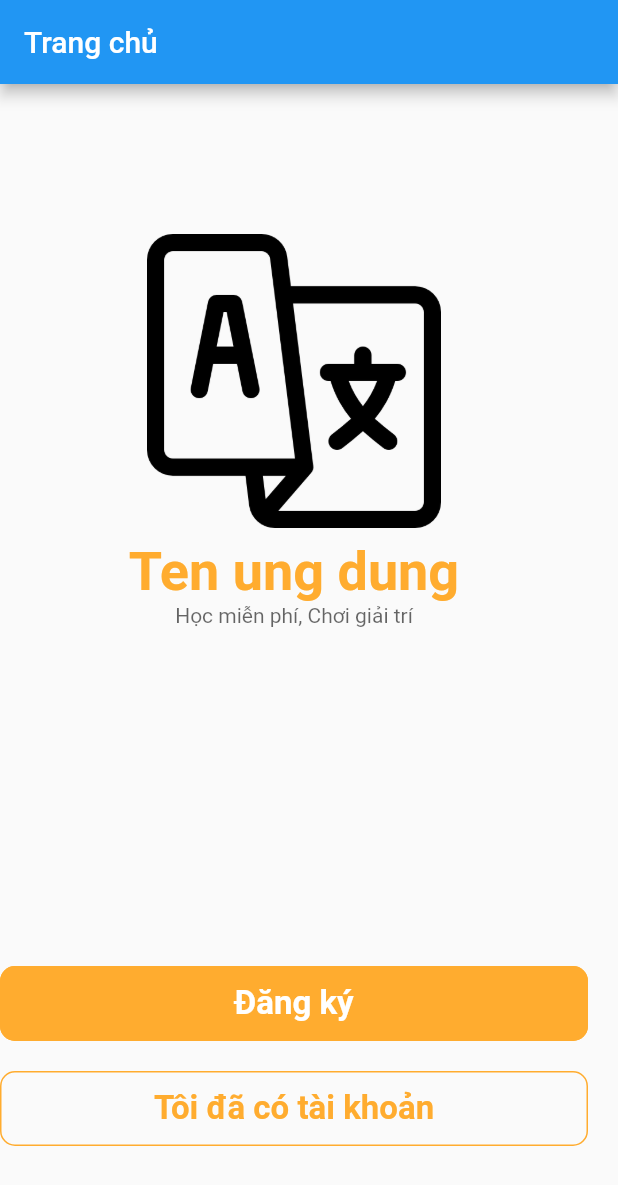
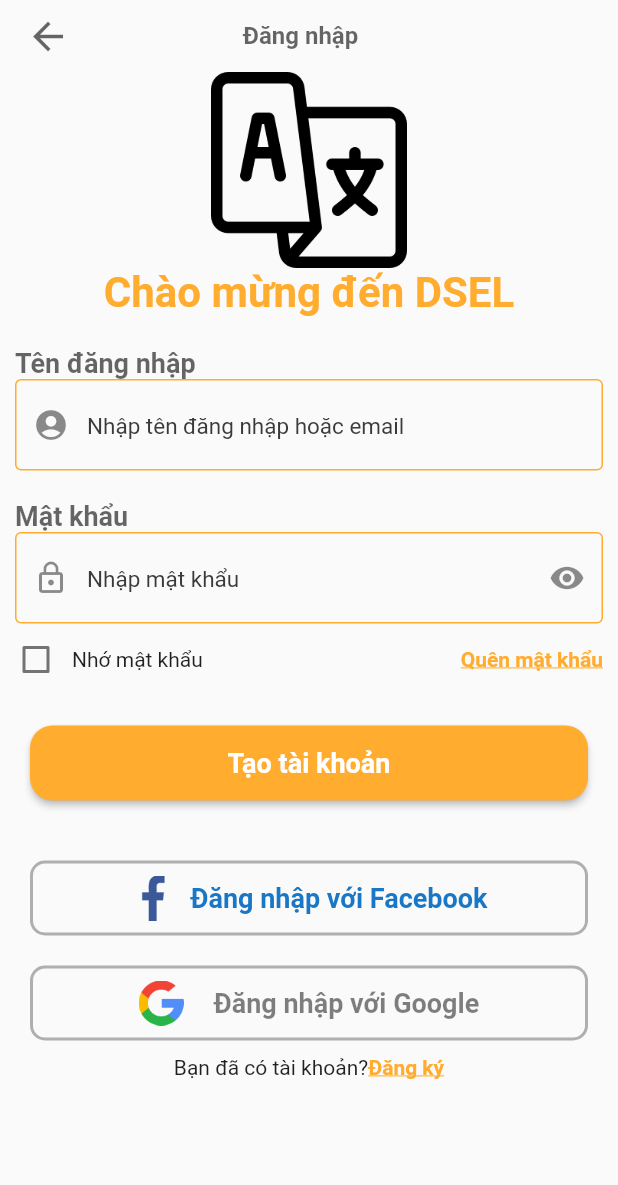
Before and after one commit to NhutHoa13/DEV_KHA, a Flutter app: the screen it shows after launch, on a phone screen of 412 x 824 dp. Shown: the top 1185 px of the screen. Run offline on Flutter 3.47's test engine with Material 2 defaults, Android fonts, the phone set to English and light mode, and no system bars.

Commit message:
Thêm màn hình Đăng nhập

```diff
--- /dev/null
+++ b/DA_Moble/lib/Screen/Dangnhap.dart
@@ -0,0 +1,313 @@
+import 'package:flutter/material.dart';
+import 'package:flutter/src/widgets/container.dart';
+
+class DangnhapScreen extends StatefulWidget {
+  const DangnhapScreen({super.key});
+
+  @override
+  State<DangnhapScreen> createState() => _DangnhapScreenState();
+}
+
+class _DangnhapScreenState extends State<DangnhapScreen> {
+  var orange = Color.fromARGB(255, 255, 172, 47);
+  bool isChecked = false;
+  var style = Container(
+    decoration: BoxDecoration(
+      border: Border.all(
+        color: Colors.black.withOpacity(0.3),
+        style: BorderStyle.solid,
+        width: 2,
+      ),
+      color: Colors.transparent,
+      borderRadius: BorderRadius.circular(15.0),
+      //color: Color.fromARGB(255, 25, 119, 197)
+    ),
+  );
+  @override
+  Widget build(BuildContext context) {
+    var mlr = 20.0;
+    var r = MediaQuery.of(context).size.width - mlr;
+    var l = MediaQuery.of(context).size.width - mlr;
+    return Scaffold(
+      resizeToAvoidBottomInset: false,
+      body: Container(
+        child: Column(
+            //mainAxisAlignment: MainAxisAlignment.spaceBetween,
+
+            children: [
+              Column(
+                children: [
+                  Row(
+                    mainAxisAlignment: MainAxisAlignment.start,
+                    children: [
+                      Container(
+                        margin: EdgeInsets.fromLTRB(0, 0, r / 2 / 2, 0),
+                        child: TextButton(
+                          onPressed: () {},
+                          child: Icon(
+                            Icons.arrow_back,
+                            color: Colors.black.withOpacity(0.6),
+                            size: 30,
+                          ),
+                        ),
+                      ),
+                      Text(
+                        'Đăng nhập',
+                        style: TextStyle(
+                            fontWeight: FontWeight.bold,
+                            color: Colors.black.withOpacity(0.6),
+                            fontSize: 16),
+                      )
+                    ],
+                  ),
+                  Image(
+                    image: AssetImage('assets/images/language.png'),
+                    width: r / 3,
+                  ),
+                  Text(
+                    'Chào mừng đến DSEL',
+                    style: TextStyle(
+                        fontSize: 28,
+                        fontWeight: FontWeight.bold,
+                        color: orange),
+                  ),
+                ],
+              ),
+              Column(
+                children: [
+                  Padding(
+                    padding: const EdgeInsets.fromLTRB(10, 20, 10, 10),
+                    child: Column(
+                      crossAxisAlignment: CrossAxisAlignment.start,
+                      children: [
+                        Text(
+                          'Tên đăng nhập',
+                          style: TextStyle(
+                              fontSize: 18,
+                              fontWeight: FontWeight.bold,
+                              color: Colors.black.withOpacity(0.6)),
+                        ),
+                        TextField(
+                          style: TextStyle(
+                              fontSize: 18,
+                              color: Color.fromARGB(255, 0, 0, 0)),
+                          decoration: InputDecoration(
+                              enabledBorder: OutlineInputBorder(
+                                  borderSide: BorderSide(color: orange)),
+                              border: OutlineInputBorder(),
+                              hintText: "Nhập tên đăng nhập hoặc email",
+                              prefixIcon: (Icon(Icons.account_circle)),
+                              hintStyle: TextStyle(
+                                  color: Color.fromARGB(255, 58, 58, 58),
+                                  fontSize: 15)),
+                        ),
+                      ],
+                    ),
+                  ),
+                  Padding(
+                    padding: const EdgeInsets.fromLTRB(10, 10, 10, 0),
+                    child: Column(
+                      crossAxisAlignment: CrossAxisAlignment.start,
+                      children: [
+                        Text(
+                          'Mật khẩu',
+                          style: TextStyle(
+                              fontSize: 18,
+                              fontWeight: FontWeight.bold,
+                              color: Colors.black.withOpacity(0.6)),
+                        ),
+                        TextField(
+                          style: TextStyle(
+                              fontSize: 18,
+                              color: Color.fromARGB(255, 0, 0, 0)),
+                          obscureText: true,
+                          decoration: InputDecoration(
+                            enabledBorder: OutlineInputBorder(
+                                borderSide: BorderSide(color: orange)),
+                            border: OutlineInputBorder(),
+                            hintText: "Nhập mật khẩu",
+                            prefixIcon: (Icon(Icons.lock_outline)),
+                            suffixIcon: Icon(Icons.remove_red_eye),
+                            hintStyle: TextStyle(
+                                color: Color.fromARGB(255, 58, 58, 58),
+                                fontSize: 15),
+
+                            //prefixIcon: Icon(Icons.lock),
+                            //border: InputBorder.none,
+                          ),
+                        ),
+                      ],
+                    ),
+                  ),
+                  Padding(
+                    padding: const EdgeInsets.fromLTRB(0, 0, 10, 0),
+                    child: Row(
+                      mainAxisAlignment: MainAxisAlignment.spaceBetween,
+                      children: [
+                        Row(
+                          children: [
+                            Checkbox(
+                                value: isChecked,
+                                checkColor: Colors.white,
+                                //fillColor: MaterialStateColor,
+                                onChanged: (bool? value) {
+                                  setState(() {
+                                    isChecked = value!;
+                                  });
+                                }),
+                            Text('Nhớ mật khẩu'),
+                          ],
+                        ),
+                        InkWell(
+                          onTap: () {},
+                          child: Text(
+                            'Quên mật khẩu',
+                            style: TextStyle(
+                                color: orange,
+                                decoration: TextDecoration.underline,
+                                fontWeight: FontWeight.bold),
+                          ),
+                        )
+                      ],
+                    ),
+                  )
+                ],
+              ),
+              Container(
+                padding: EdgeInsets.fromLTRB(10, 20, 10, 20),
+                child: Row(
+                  mainAxisAlignment: MainAxisAlignment.center,
+                  children: [
+                    ConstrainedBox(
+                      constraints:
+                          BoxConstraints(minWidth: r - mlr, minHeight: 50),
+                      child: ElevatedButton(
+                        style: ButtonStyle(
+                            backgroundColor:
+                                MaterialStatePropertyAll<Color>(orange),
+                            shape: MaterialStateProperty.all(
+                                RoundedRectangleBorder(
+                                    borderRadius:
+                                        BorderRadius.circular(15.0)))),
+                        onPressed: () {},
+                        // child: const Padding(
+                        //     padding: EdgeInsets.fromLTRB(10, 10, 10, 10),
+                        child: Text(
+                          "Tạo tài khoản",
+                          style: TextStyle(
+                            fontSize: 18,
+                            fontWeight: FontWeight.bold,
+                          ),
+                        ),
+                      ),
+                    ),
+                  ],
+                ),
+              ),
+              Container(
+                padding: EdgeInsets.fromLTRB(10, 20, 10, 0),
+                child: Row(
+                  mainAxisAlignment: MainAxisAlignment.center,
+                  children: [
+                    ConstrainedBox(
+                      constraints:
+                          BoxConstraints(minWidth: r - mlr, minHeight: 50),
+                      child: OutlinedButton(
+                        style: ElevatedButton.styleFrom(
+                          side: BorderSide(
+                            width: 2,
+                            color: Colors.black.withOpacity(0.3),
+                          ),
+                          shape: RoundedRectangleBorder(
+                            borderRadius: BorderRadius.circular(10),
+                          ),
+                        ),
+                        onPressed: () {},
+                        child: Row(
+                          children: [
+                            Image(
+                              image: AssetImage('assets/images/facebook.png'),
+                              width: 30,
+                            ),
+                            SizedBox(
+                              width: 10,
+                            ),
+                            Text(
+                              "Đăng nhập với Facebook",
+                              style: TextStyle(
+                                  fontSize: 18,
+                                  fontWeight: FontWeight.bold,
+                                  color: Color.fromARGB(255, 25, 119, 197)),
+                            ),
+                          ],
+                        ),
+                      ),
+                    ),
+                  ],
+                ),
+              ),
+              Container(
+                padding: EdgeInsets.fromLTRB(10, 20, 10, 10),
+                child: Row(
+                  mainAxisAlignment: MainAxisAlignment.center,
+                  children: [
+                    ConstrainedBox(
+                      constraints:
+                          BoxConstraints(minWidth: r - mlr, minHeight: 50),
+                      child: OutlinedButton(
+                        style: ElevatedButton.styleFrom(
+                          side: BorderSide(
+                            width: 2,
+                            color: Colors.black.withOpacity(0.3),
+                          ),
+                          shape: RoundedRectangleBorder(
+                            borderRadius: BorderRadius.circular(10),
+                          ),
+                        ),
+                        onPressed: () {},
+                        child: Row(
+                          children: [
+                            Image(
+                              image: AssetImage(
+                                'assets/images/search.png',
+                              ),
+                              width: 30,
+                            ),
+                            SizedBox(
+                              width: 20,
+                            ),
+                            Text(
+                              "Đăng nhập với Google",
+                              style: TextStyle(
+                                  fontSize: 18,
+                                  fontWeight: FontWeight.bold,
+                                  color: Colors.black.withOpacity(0.5)),
+                            ),
+                          ],
+                        ),
+                      ),
+                    ),
+                  ],
+                ),
+              ),
+              Row(
+                mainAxisAlignment: MainAxisAlignment.center,
+                children: [
+                  Text('Bạn đã có tài khoản?'),
+                  InkWell(
+                    onTap: () {},
+                    child: Text(
+                      'Đăng ký',
+                      style: TextStyle(
+                          color: orange,
+                          fontWeight: FontWeight.bold,
+                          decoration: TextDecoration.underline),
+                    ),
+                  )
+                ],
+              ),
+            ]),
+      ),
+    );
+  }
+}
--- a/DA_Moble/lib/Screen/Trangchu.dart
+++ b/DA_Moble/lib/Screen/Trangchu.dart
@@ -23,7 +23,7 @@
       ),
       color: Colors.transparent,
       borderRadius: BorderRadius.circular(15.0),
-      //color: Color.fromARGB(255, 25, 119, 197)
+
     ),
   );
   var style1 = TextStyle(
@@ -37,7 +37,7 @@
     var l = MediaQuery.of(context).size.width - mlr;
 
     return Scaffold(
-      resizeToAvoidBottomInset: false,
+
       appBar: AppBar(
         title: Text('Trang chủ'),
       ),
--- a/DA_Moble/lib/main.dart
+++ b/DA_Moble/lib/main.dart
@@ -1,4 +1,5 @@
 import 'package:flutter/material.dart';
+import 'package:flutter_application_1/Screen/Dangnhap.dart';
 import 'package:flutter_application_1/Screen/Trangchu.dart';
 
 void main() {
@@ -13,7 +14,7 @@
   Widget build(BuildContext context) {
     return MaterialApp(
      debugShowCheckedModeBanner: false,
-      home: const TrangchuSrceen(),
+      home: const DangnhapScreen(),
     );
   }
 }
```
